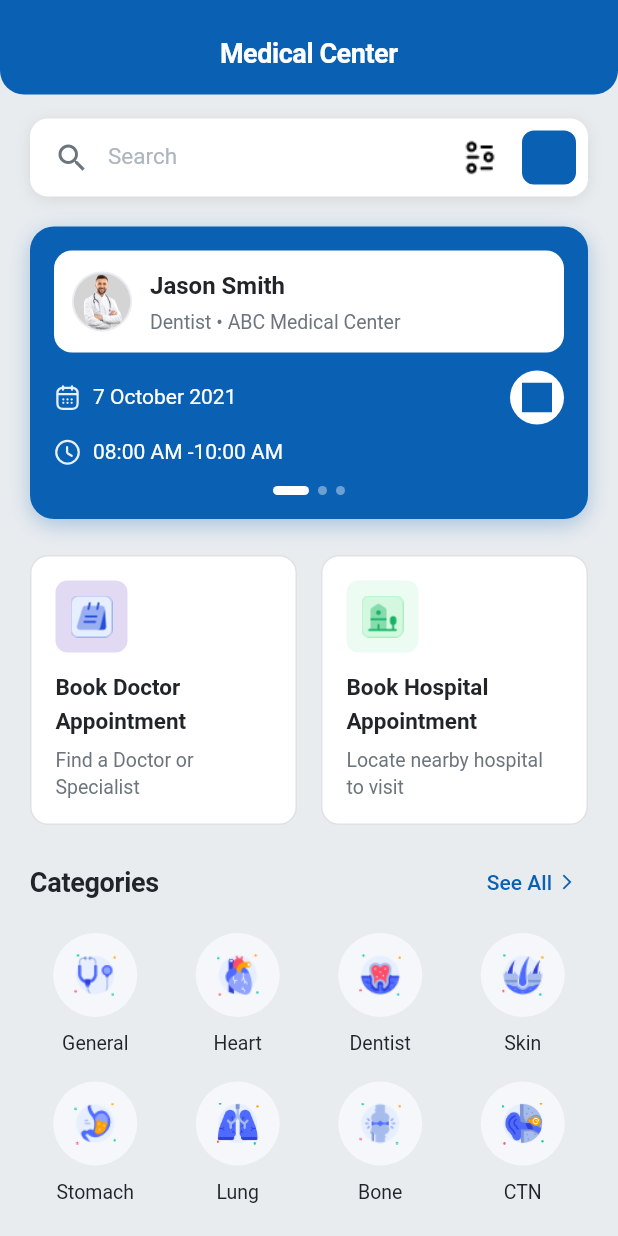
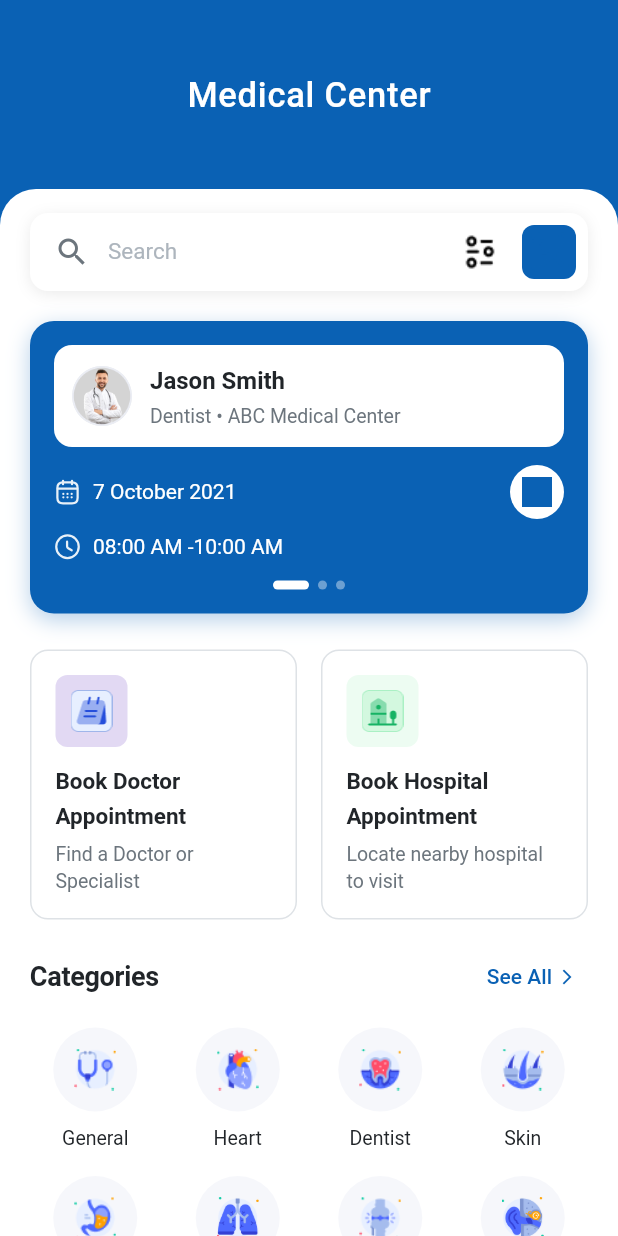
Before and after one commit to Teewhydot/paxform_project, a Flutter app: the screen it shows after launch, on a phone screen of 412 x 824 dp. Run offline on Flutter 3.47's test engine with Material 3 defaults, Android fonts, the phone set to English and light mode, and no system bars; our stand-ins replace flutter_svg; Roboto replaces fonts that are missing (SF Pro Display).

Commit message:
Header Widget improvements to match figma design

```diff
--- a/lib/features/medical_center/presentation/pages/medical_center_home_page.dart
+++ b/lib/features/medical_center/presentation/pages/medical_center_home_page.dart
@@ -20,15 +20,21 @@ class MedicalCenterHomePage extends StatelessWidget {
   @override
   Widget build(BuildContext context) {
     return Scaffold(
-      backgroundColor: AppColors.backgroundGray,
+      backgroundColor: AppColors.primaryBlue,
       body: SafeArea(
         child: Column(
           children: [
-            // Header with title
             _buildHeader(),
-
             // Scrollable content
             Expanded(
+              child: Container(
+                decoration: BoxDecoration(
+                  color: AppColors.backgroundWhite,
+                  borderRadius: BorderRadius.only(
+                    topLeft: Radius.circular(AppSpacing.xxl),
+                    topRight: Radius.circular(AppSpacing.xxl),
+                  ),
+                ),
                 child: SingleChildScrollView(
                   padding: const EdgeInsets.only(
                     bottom: AppSpacing.xxl, // Bottom padding for scroll
@@ -303,6 +309,7 @@ class MedicalCenterHomePage extends StatelessWidget {
                   ),
                 ),
               ),
+            ),
           ],
         ),
       ),
@@ -323,20 +330,22 @@ class MedicalCenterHomePage extends StatelessWidget {
           bottomRight: Radius.circular(AppSpacing.radiusLarge),
         ),
       ),
+      child: Padding(
+        padding: const EdgeInsets.symmetric(vertical: AppSpacing.xxxl),
         child: Column(
           children: [
-          // Status bar spacer
-          const SizedBox(height: 8),
-
             // Title
             Text(
               'Medical Center',
               style: AppTypography.h1.copyWith(
                 color: AppColors.textWhite,
-              fontSize: 18,
+                fontSize: 23,
+                fontWeight: FontWeight.w500,
+                letterSpacing: 0.5,
               ),
             ),
           ],
+        ),
       ),
     );
   }
```
Also changed, not shown: pubspec.lock. Lines whose indentation alone changed are shown as unchanged.
